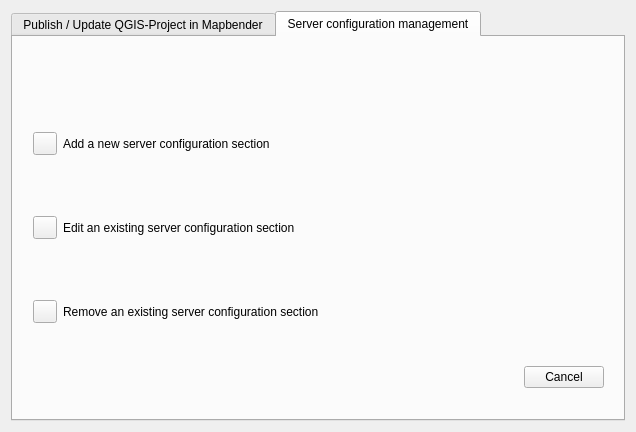
WhereGroup/QGIS2Mapbender, file mapbender_plugin/dialogs/ui/main_dialog.ui: the form before one commit.
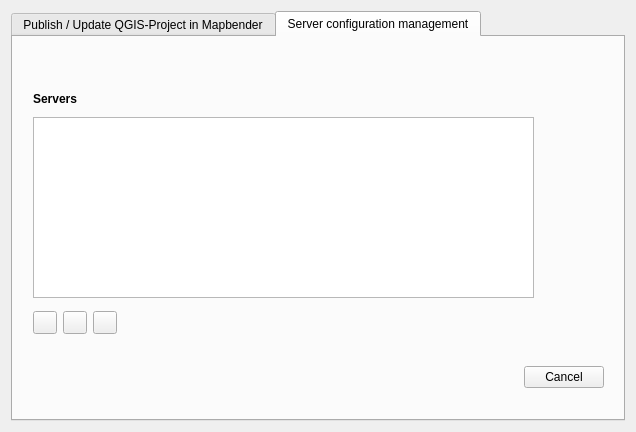
The form after the commit. Icons and pictures are not drawn.

Commit message: update GUI and methods for connections config in qgis3.ini (in progress)

The edit to the form file:
```diff
--- a/mapbender_plugin/dialogs/ui/main_dialog.ui
+++ b/mapbender_plugin/dialogs/ui/main_dialog.ui
@@ -301,72 +301,6 @@
       <attribute name="title">
        <string>Server configuration management</string>
       </attribute>
-      <widget class="QWidget" name="gridLayoutWidget">
-       <property name="geometry">
-        <rect>
-         <x>20</x>
-         <y>40</y>
-         <width>501</width>
-         <height>301</height>
-        </rect>
-       </property>
-       <layout class="QGridLayout" name="gridLayout">
-        <item row="2" column="1">
-         <widget class="QLabel" name="removeServiceConfigLabel">
-          <property name="text">
-           <string>Remove an existing server configuration section</string>
-          </property>
-         </widget>
-        </item>
-        <item row="1" column="0">
-         <widget class="QToolButton" name="editServerConfigButton">
-          <property name="text">
-           <string/>
-          </property>
-          <property name="icon">
-           <iconset>
-            <normaloff>../../resources/icons/mActionAllEdits.svg</normaloff>../../resources/icons/mActionAllEdits.svg</iconset>
-          </property>
-         </widget>
-        </item>
-        <item row="0" column="0">
-         <widget class="QToolButton" name="addServerConfigButton">
-          <property name="text">
-           <string/>
-          </property>
-          <property name="icon">
-           <iconset>
-            <normaloff>../../resources/icons/mActionAdd.svg</normaloff>../../resources/icons/mActionAdd.svg</iconset>
-          </property>
-         </widget>
-        </item>
-        <item row="2" column="0">
-         <widget class="QToolButton" name="removeServerConfigButton">
-          <property name="text">
-           <string/>
-          </property>
-          <property name="icon">
-           <iconset>
-            <normaloff>../../resources/icons/mIconDelete.svg</normaloff>../../resources/icons/mIconDelete.svg</iconset>
-          </property>
-         </widget>
-        </item>
-        <item row="1" column="1">
-         <widget class="QLabel" name="editServiceConfigLabel">
-          <property name="text">
-           <string>Edit an existing server configuration section</string>
-          </property>
-         </widget>
-        </item>
-        <item row="0" column="1">
-         <widget class="QLabel" name="addServerConfigLabel">
-          <property name="text">
-           <string>Add a new server configuration section</string>
-          </property>
-         </widget>
-        </item>
-       </layout>
-      </widget>
       <widget class="QWidget" name="horizontalLayoutWidget_2">
        <property name="geometry">
         <rect>
@@ -405,6 +339,93 @@
         <bool>true</bool>
        </property>
       </widget>
+      <widget class="QLabel" name="serversLabel">
+       <property name="geometry">
+        <rect>
+         <x>20</x>
+         <y>50</y>
+         <width>125</width>
+         <height>23</height>
+        </rect>
+       </property>
+       <property name="font">
+        <font>
+         <weight>75</weight>
+         <bold>true</bold>
+        </font>
+       </property>
+       <property name="text">
+        <string>Servers</string>
+       </property>
+      </widget>
+      <widget class="QTableWidget" name="serverTableWidget">
+       <property name="geometry">
+        <rect>
+         <x>20</x>
+         <y>80</y>
+         <width>501</width>
+         <height>181</height>
+        </rect>
+       </property>
+      </widget>
+      <widget class="QWidget" name="horizontalLayoutWidget_3">
+       <property name="geometry">
+        <rect>
+         <x>20</x>
+         <y>260</y>
+         <width>501</width>
+         <height>51</height>
+        </rect>
+       </property>
+       <layout class="QHBoxLayout" name="horizontalLayout_3">
+        <item>
+         <widget class="QToolButton" name="addServerConfigButton">
+          <property name="text">
+           <string/>
+          </property>
+          <property name="icon">
+           <iconset>
+            <normaloff>../../resources/icons/mActionAdd.svg</normaloff>../../resources/icons/mActionAdd.svg</iconset>
+          </property>
+         </widget>
+        </item>
+        <item>
+         <widget class="QToolButton" name="removeServerConfigButton">
+          <property name="text">
+           <string/>
+          </property>
+          <property name="icon">
+           <iconset>
+            <normaloff>../../resources/icons/mIconDelete.svg</normaloff>../../resources/icons/mIconDelete.svg</iconset>
+          </property>
+         </widget>
+        </item>
+        <item>
+         <widget class="QToolButton" name="editServerConfigButton">
+          <property name="text">
+           <string/>
+          </property>
+          <property name="icon">
+           <iconset>
+            <normaloff>../../resources/icons/mActionAllEdits.svg</normaloff>../../resources/icons/mActionAllEdits.svg</iconset>
+          </property>
+         </widget>
+        </item>
+        <item>
+         <spacer name="horizontalSpacer">
+          <property name="orientation">
+           <enum>Qt::Horizontal</enum>
+          </property>
+          <property name="sizeHint" stdset="0">
+           <size>
+            <width>40</width>
+            <height>20</height>
+           </size>
+          </property>
+         </spacer>
+        </item>
+       </layout>
+      </widget>
      </widget>
     </widget>
    </item>
```
Left out of the diff: 12 changed lines with no effect on the pictures. The commit also changes 3 other files.
